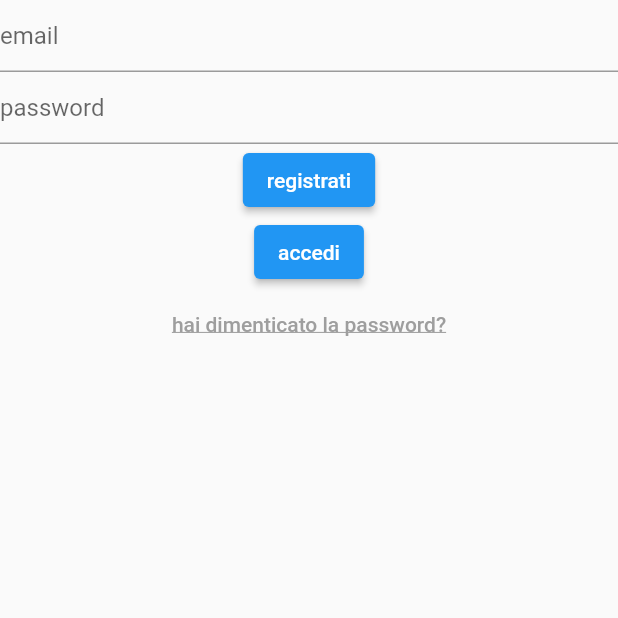
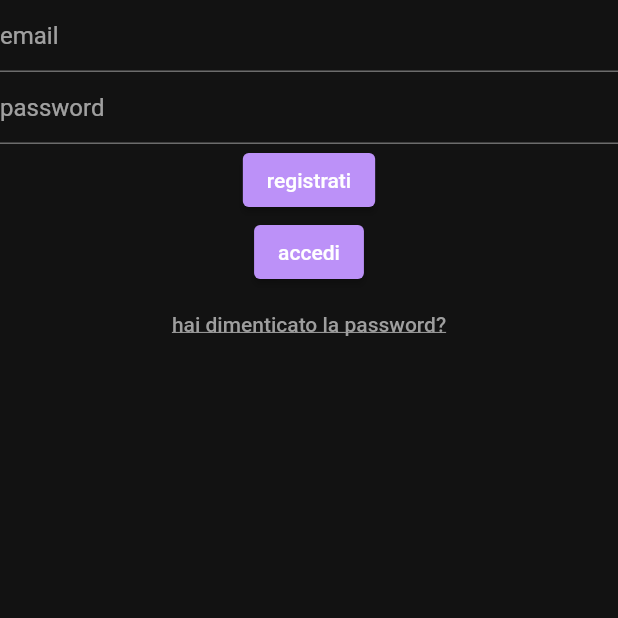
Before and after one commit to siliconvallii/eeloo, a Flutter app: the screen it shows after launch, on a phone screen of 412 x 824 dp, the top half of it. Run offline on Flutter 3.47's test engine with Material 2 defaults, Android fonts, the phone set to English and light mode, and no system bars; our stand-ins replace cached_network_image, cloud_firestore, cloud_functions, email_validator, firebase_auth, firebase_core and 9 more; missing offline and left inert: flutter_app_badger; accounts and stored records are empty; Roboto replaces fonts that are missing (Alata).

Commit message:
Add ThemeData to MaterialData

```diff
--- a/lib/main.dart
+++ b/lib/main.dart
@@ -9,6 +9,7 @@ import 'package:eeloo/screens/initial_screen.dart';
 import 'package:eeloo/screens/sign_in_screen.dart';
 import 'package:flutter/services.dart';
 import 'package:flutter_app_badger/flutter_app_badger.dart';
+import 'package:google_fonts/google_fonts.dart';
 import 'package:google_mobile_ads/google_mobile_ads.dart';
 
 // notification arrives when app is in background
@@ -83,6 +84,34 @@ class _EelooState extends State<Eeloo> {
             const AccountSettingsScreen(),
         '/info': (BuildContext context) => const InfoScreen(),
       },
+      theme: ThemeData(
+        appBarTheme: AppBarTheme(
+          backgroundColor: const Color(0xff2E2E2E),
+          centerTitle: true,
+          elevation: 0,
+          foregroundColor: const Color(0xffFFFFFF),
+          titleTextStyle: GoogleFonts.alata(
+            fontSize: 24,
+          ),
+        ),
+        scaffoldBackgroundColor: const Color(0xff121212),
+        colorScheme: const ColorScheme(
+          brightness: Brightness.dark,
+          primary: Color(0xffBC91F8),
+          onPrimary: Color(0xffFFFFFF),
+          secondary: Color(0xff63D7C6),
+          onSecondary: Color(0xffFFFFFF),
+          error: Color(0xffFFFFFF),
+          onError: Color(0xffDC143C),
+          background: Color(0xff000000),
+          onBackground: Color(0xffFFFFFF),
+          surface: Color(0xff1E1E1E),
+          onSurface: Color(0xffFFFFFF),
+        ),
+        textTheme: TextTheme(
+          button: GoogleFonts.alata(),
+        ),
+      ),
     );
   }
 }
```
